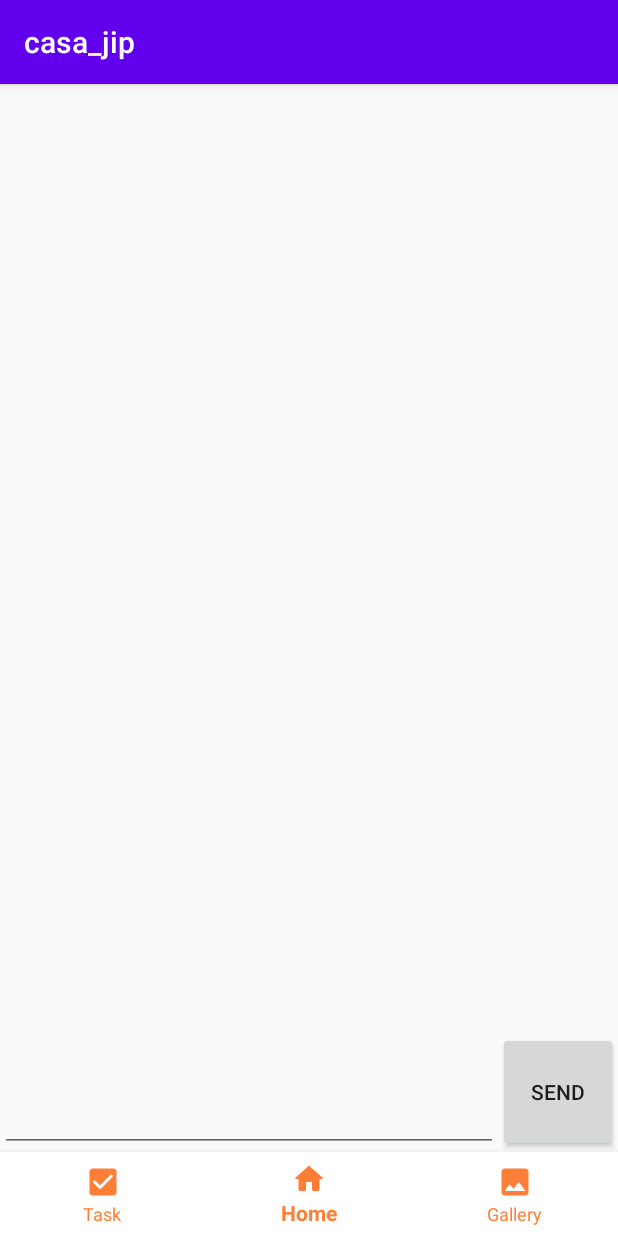
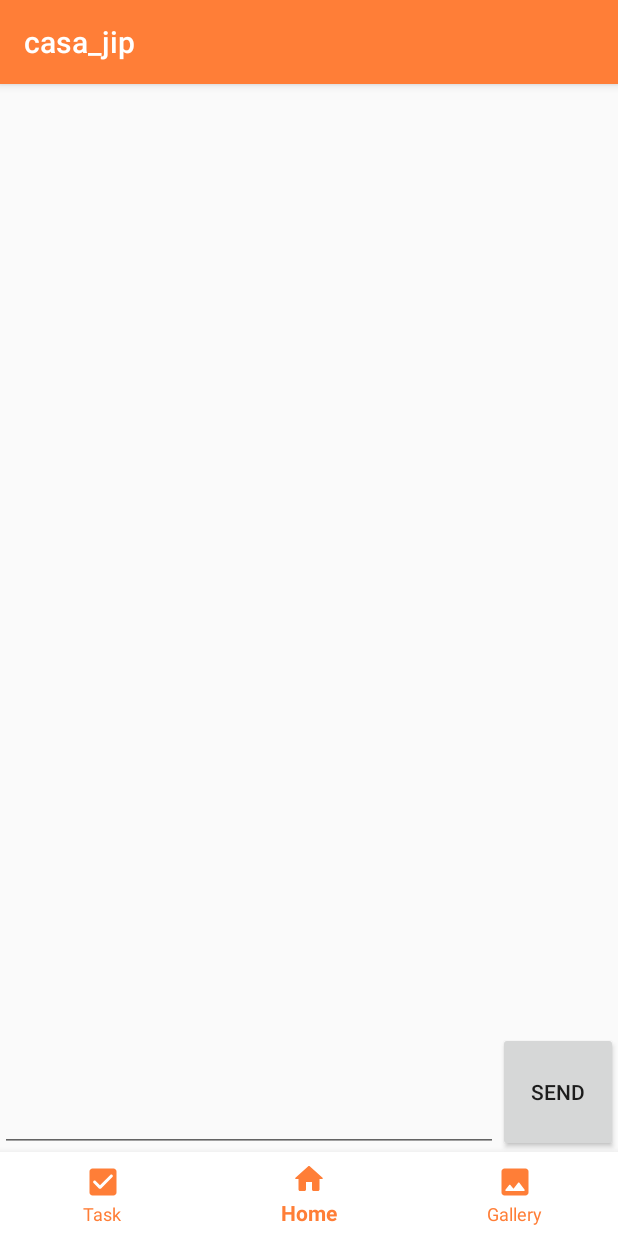
Before and after one commit to bungaepyo/android-app-casa-jip, an Android app: the screen it shows after launch (ChatActivity), on a phone screen of 412 x 824 dp. Run offline under Robolectric (Android 15) with nearby library versions, the phone set to English and light mode, and no system bars; our stand-ins replace Firebase (no records; nobody signed in at launch, a user with empty details on screens opened directly).

Commit message:
color scheme change - main menu (top)

```diff
--- a/app/src/main/res/values/colors.xml
+++ b/app/src/main/res/values/colors.xml
@@ -1,7 +1,7 @@
 <?xml version="1.0" encoding="utf-8"?>
 <resources>
-    <color name="colorPrimary">#6200EE</color>
-    <color name="colorPrimaryDark">#3700B3</color>
+    <color name="colorPrimary">#FF7E37</color>
+    <color name="colorPrimaryDark">#000000</color>
     <color name="colorAccent">#03DAC5</color>
     <color name="orange">#FF7E37</color>
 </resources>
```
